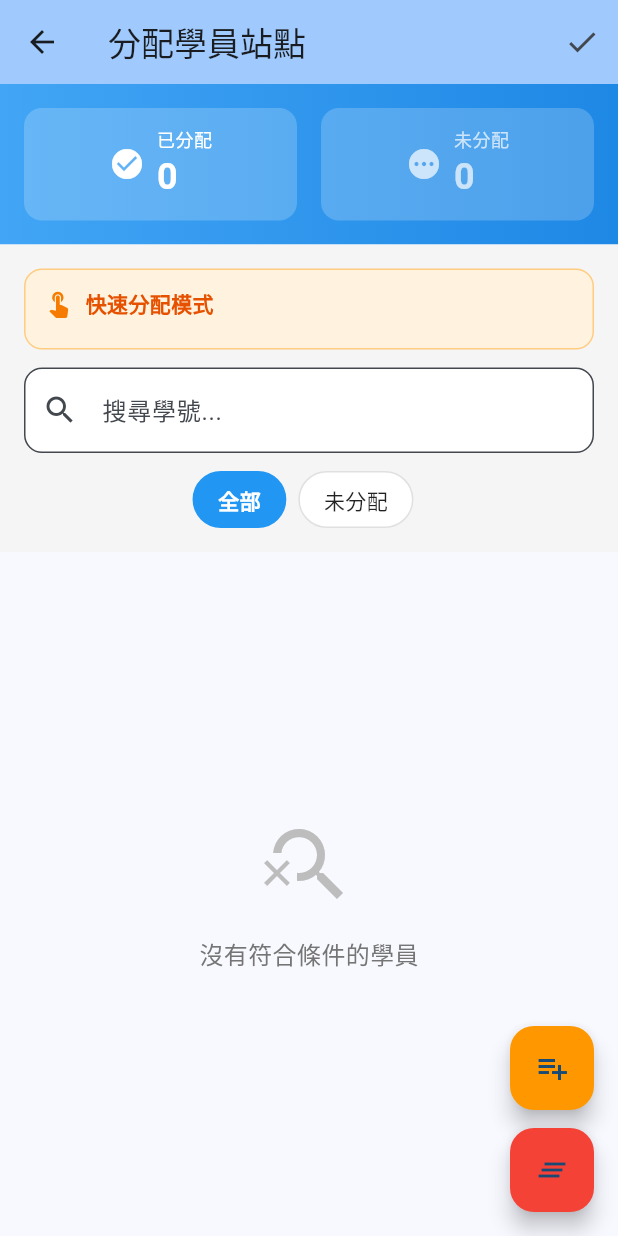
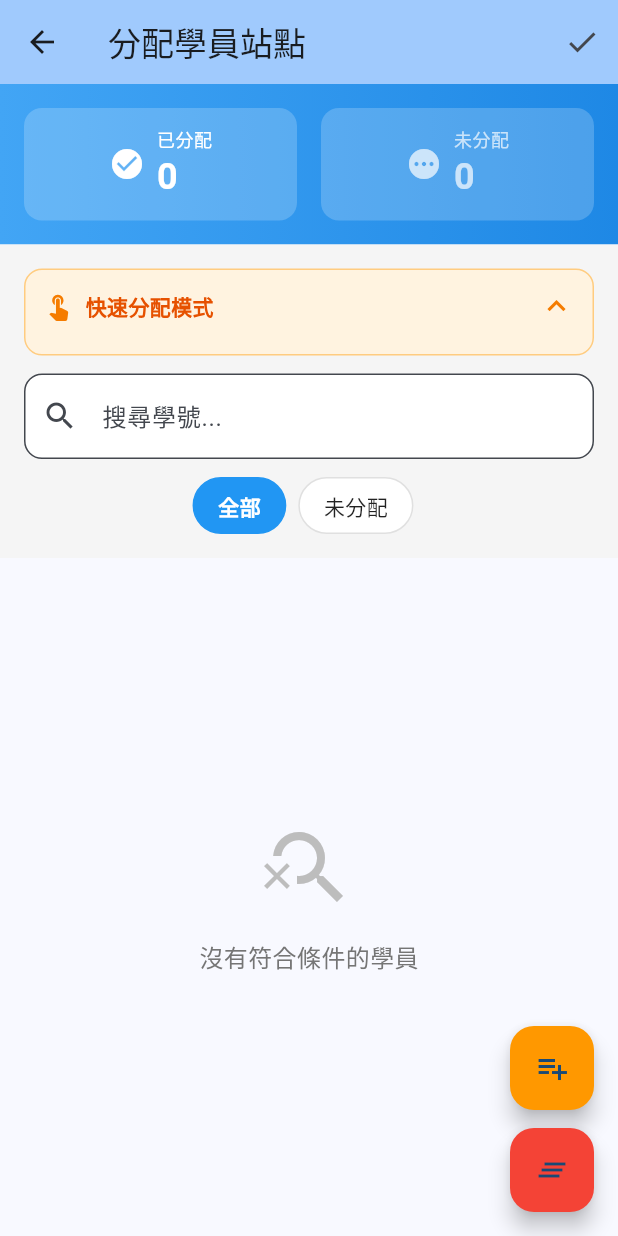
Before and after one commit to j84637587/military-staff-shuttle, a Flutter app: the StudentAssignmentPage screen opened directly with empty values, on a phone screen of 412 x 824 dp. Run offline on Flutter 3.47's test engine with Material 3 defaults, Android fonts, the phone set to English and light mode, and no system bars; our stand-ins replace shared_preferences; accounts and stored records are empty.

Commit message:
feat: Enhance quick assignment mode with expandable section and improved UI

```diff
--- a/lib/pages/create_record_page.dart
+++ b/lib/pages/create_record_page.dart
@@ -351,6 +351,7 @@ class _StudentAssignmentPageState extends State<StudentAssignmentPage> {
   // 快速分配模式
   String? _quickSelectStationId;
   RideType _quickSelectRideType = RideType.roundTrip;
+  bool _isQuickModeExpanded = true; // 快速分配區是否展開
 
   @override
   void initState() {
@@ -449,7 +450,7 @@ class _StudentAssignmentPageState extends State<StudentAssignmentPage> {
             color: Colors.grey[100],
             child: Column(
               children: [
-                // 快速分配模式選擇區
+                // 快速分配模式選擇區（可收合）
                 Container(
                   padding: const EdgeInsets.all(12),
                   decoration: BoxDecoration(
@@ -460,7 +461,13 @@ class _StudentAssignmentPageState extends State<StudentAssignmentPage> {
                   child: Column(
                     crossAxisAlignment: CrossAxisAlignment.start,
                     children: [
-                      Row(
+                      InkWell(
+                        onTap: () {
+                          setState(() {
+                            _isQuickModeExpanded = !_isQuickModeExpanded;
+                          });
+                        },
+                        child: Row(
                           children: [
                             Icon(
                               Icons.touch_app,
@@ -476,6 +483,41 @@ class _StudentAssignmentPageState extends State<StudentAssignmentPage> {
                                 fontSize: 14,
                               ),
                             ),
+                            const Spacer(),
+                            if (_quickSelectStationId != null &&
+                                !_isQuickModeExpanded)
+                              Container(
+                                padding: const EdgeInsets.symmetric(
+                                  horizontal: 8,
+                                  vertical: 2,
+                                ),
+                                decoration: BoxDecoration(
+                                  color: Colors.orange[300],
+                                  borderRadius: BorderRadius.circular(12),
+                                ),
+                                child: Text(
+                                  '已啟用',
+                                  style: TextStyle(
+                                    fontSize: 12,
+                                    color: Colors.orange[900],
+                                    fontWeight: FontWeight.bold,
+                                  ),
+                                ),
+                              ),
+                            const SizedBox(width: 8),
+                            Icon(
+                              _isQuickModeExpanded
+                                  ? Icons.expand_less
+                                  : Icons.expand_more,
+                              color: Colors.orange[700],
+                            ),
+                          ],
+                        ),
+                      ),
+                      if (_isQuickModeExpanded) ...[
+                        const SizedBox(height: 8),
+                        Row(
+                          children: [
                             const Spacer(),
                             if (_quickSelectStationId != null)
                               TextButton.icon(
@@ -495,7 +537,6 @@ class _StudentAssignmentPageState extends State<StudentAssignmentPage> {
                               ),
                           ],
                         ),
-                      const SizedBox(height: 8),
                         // 站點選擇
                         Wrap(
                           spacing: 8,
@@ -536,11 +577,13 @@ class _StudentAssignmentPageState extends State<StudentAssignmentPage> {
                                     ],
                                   ),
                                   selected:
-                                    _quickSelectRideType == RideType.roundTrip,
+                                      _quickSelectRideType ==
+                                      RideType.roundTrip,
                                   onSelected: (selected) {
                                     if (selected) {
                                       setState(() {
-                                      _quickSelectRideType = RideType.roundTrip;
+                                        _quickSelectRideType =
+                                            RideType.roundTrip;
                                       });
                                     }
                                   },
@@ -560,11 +603,13 @@ class _StudentAssignmentPageState extends State<StudentAssignmentPage> {
                                     ],
                                   ),
                                   selected:
-                                    _quickSelectRideType == RideType.leaveBase,
+                                      _quickSelectRideType ==
+                                      RideType.leaveBase,
                                   onSelected: (selected) {
                                     if (selected) {
                                       setState(() {
-                                      _quickSelectRideType = RideType.leaveBase;
+                                        _quickSelectRideType =
+                                            RideType.leaveBase;
                                       });
                                     }
                                   },
@@ -584,7 +629,8 @@ class _StudentAssignmentPageState extends State<StudentAssignmentPage> {
                                     ],
                                   ),
                                   selected:
-                                    _quickSelectRideType == RideType.returnBase,
+                                      _quickSelectRideType ==
+                                      RideType.returnBase,
                                   onSelected: (selected) {
                                     if (selected) {
                                       setState(() {
@@ -608,6 +654,7 @@ class _StudentAssignmentPageState extends State<StudentAssignmentPage> {
                               fontStyle: FontStyle.italic,
                             ),
                           ),
+                        ],
                       ],
                     ],
                   ),
```
Lines whose indentation alone changed are shown as unchanged.
